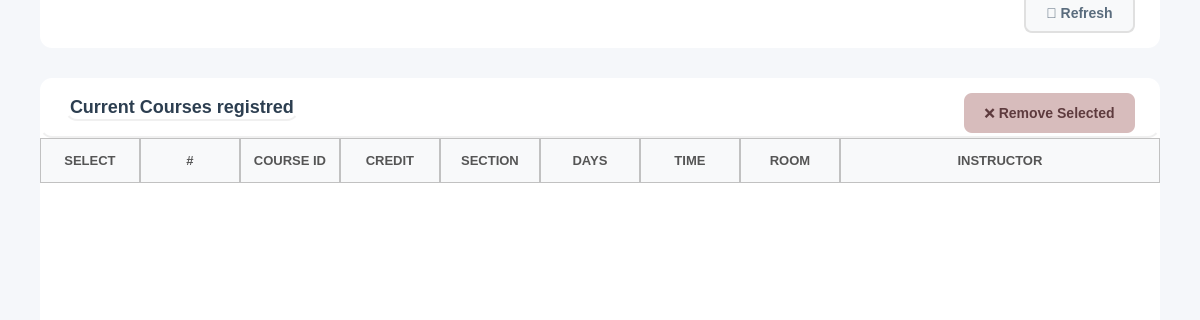
This is app_ui/student_ui/submenus_ui/current_schedule.ui in Yasser-Daffa/ECE-Course-Registeration as Qt 5 draws it before an edit; both pictures show x 0 to 1200 and y 124 to 444 of the 1200 by 809 pixel window. The edited form follows.
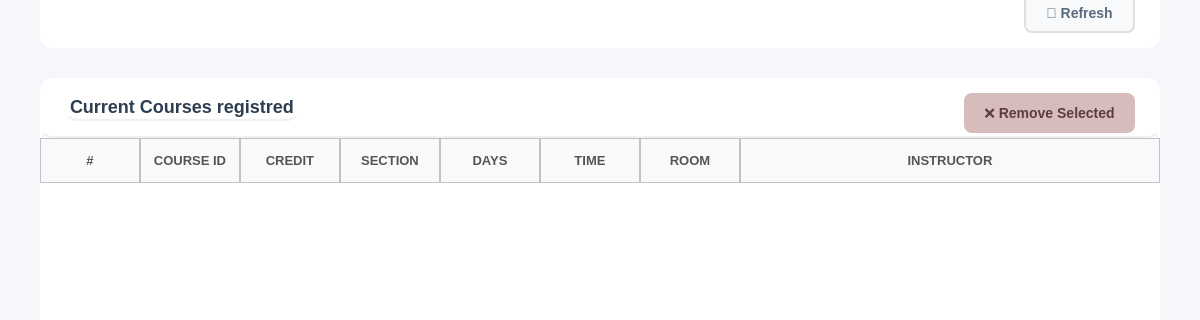
This is the edited form. Icons and pictures are not drawn.

What changed in the file:
```diff
--- a/app_ui/student_ui/submenus_ui/current_schedule.ui
+++ b/app_ui/student_ui/submenus_ui/current_schedule.ui
@@ -413,6 +413,9 @@
         <property name="horizontalScrollMode">
          <enum>QAbstractItemView::ScrollMode::ScrollPerPixel</enum>
         </property>
+        <property name="sortingEnabled">
+         <bool>true</bool>
+        </property>
         <property name="cornerButtonEnabled">
          <bool>true</bool>
         </property>
@@ -425,11 +428,6 @@
         <attribute name="verticalHeaderCascadingSectionResizes">
          <bool>true</bool>
         </attribute>
-        <column>
-         <property name="text">
-          <string>SELECT</string>
-         </property>
-        </column>
         <column>
          <property name="text">
           <string>#</string>
```
